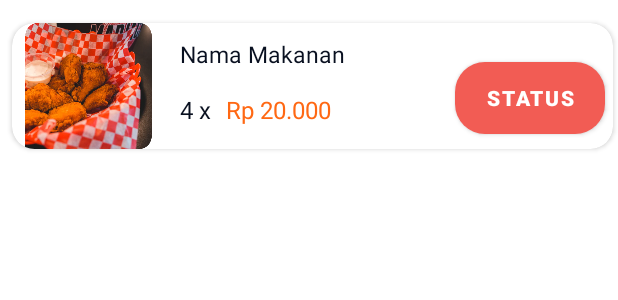
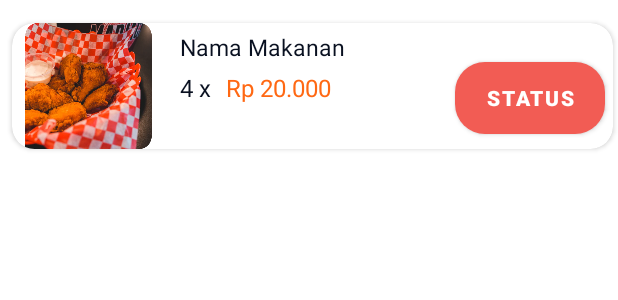
Before and after one commit to WideanNagari/Digital-Menu-User, an Android app: the layout item_ongoing.xml on its own in the app's theme, with its tools: preview values and no code run, on a phone screen of 412 x 824 dp. Shown: the top 300 px of the screen. Run offline under Robolectric (Android 15) with nearby library versions, the phone set to English and light mode, and no system bars; plain views replace CircularProgressButton; network calls fail.

Commit message:
fixing bugs

```diff
--- a/app/src/main/res/layout/item_ongoing.xml
+++ b/app/src/main/res/layout/item_ongoing.xml
@@ -30,7 +30,7 @@
             android:layout_width="0dp"
             android:layout_height="wrap_content"
             android:layout_marginStart="10dp"
-            android:layout_marginTop="10dp"
+            android:layout_marginTop="5dp"
             android:text="Nama Makanan"
             android:textColor="#091020"
             android:textSize="15sp"
@@ -42,7 +42,7 @@
             android:layout_width="wrap_content"
             android:layout_height="wrap_content"
             android:layout_marginStart="10dp"
-            android:layout_marginTop="15dp"
+            android:layout_marginTop="5dp"
             android:text="Rp 20.000"
             android:textColor="#FF6813"
             android:textSize="16sp"
@@ -54,7 +54,7 @@
             android:layout_width="wrap_content"
             android:layout_height="wrap_content"
             android:layout_marginStart="10dp"
-            android:layout_marginTop="15dp"
+            android:layout_marginTop="5dp"
             android:layout_marginEnd="10dp"
             android:text="4 x"
             android:textColor="#091020"
@@ -62,6 +62,20 @@
             app:layout_constraintEnd_toStartOf="@+id/hargaMenuOngoing"
             app:layout_constraintStart_toEndOf="@+id/imgMenuOngoing"
             app:layout_constraintTop_toBottomOf="@+id/namaMenuOngoing" />
+
+        <TextView
+            android:id="@+id/rewardGa"
+            android:layout_width="wrap_content"
+            android:layout_height="wrap_content"
+            android:layout_marginStart="10dp"
+            android:layout_marginTop="5dp"
+            android:layout_marginEnd="10dp"
+            android:text="Reward"
+            android:textColor="#091020"
+            android:textSize="16sp"
+            android:visibility="gone"
+            app:layout_constraintStart_toEndOf="@+id/imgMenuOngoing"
+            app:layout_constraintTop_toBottomOf="@+id/jumOrder" />
 
         <br.com.simplepass.loading_button_lib.customViews.CircularProgressButton
             android:id="@+id/statusMenu"
--- a/app/src/main/res/values/strings.xml
+++ b/app/src/main/res/values/strings.xml
@@ -3,7 +3,7 @@
     <!--ini connection punya widean,-->
     <!--yang lain kalo beda jangan ngehapus ini, remark trus bikin baru dibawah aja-->
     <!--    <string name="url">http://192.168.1.14:8000/api/</string>-->
-    <string name="url">http://192.168.219.17:8000/api/</string>
+    <string name="url">http://192.168.0.5:8000/api/</string>
     <!--    <string name="url">http://10.10.1.184:8000/api/</string>-->
 
     <!--    marvella L4-->
```
Also changed, not shown: app/src/main/java/com/example/userapplication/Order/OngoingAdapter.java (+7 -1 lines), app/src/main/java/com/example/userapplication/Payment/PaymentActivity.java (+11 -31 lines).
